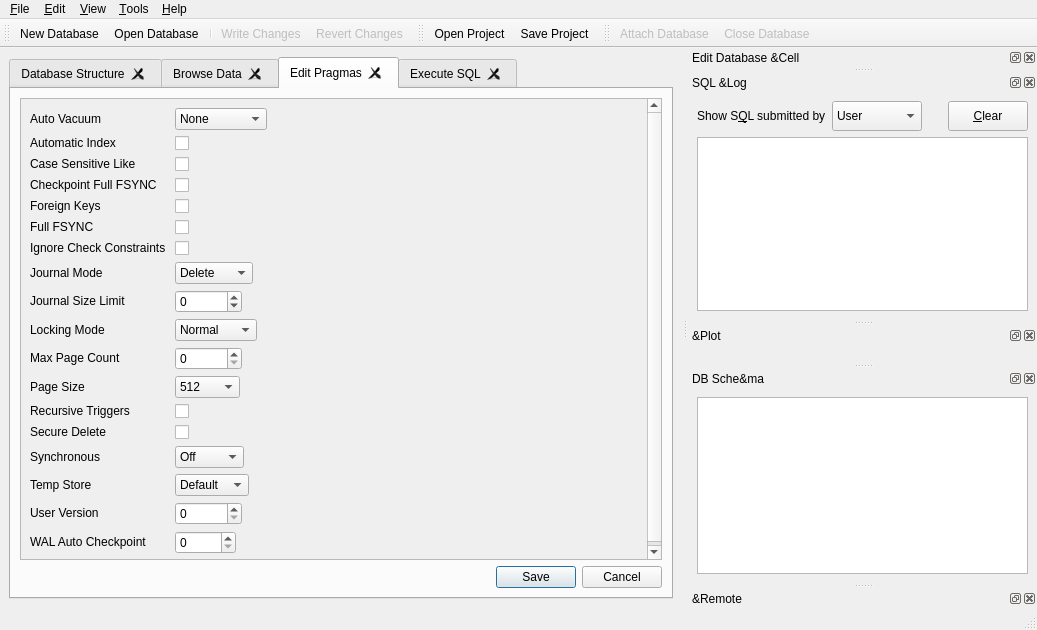
The window that src/MainWindow.ui (sqlitebrowser/sqlitebrowser) describes before a commit, drawn with Qt 5.
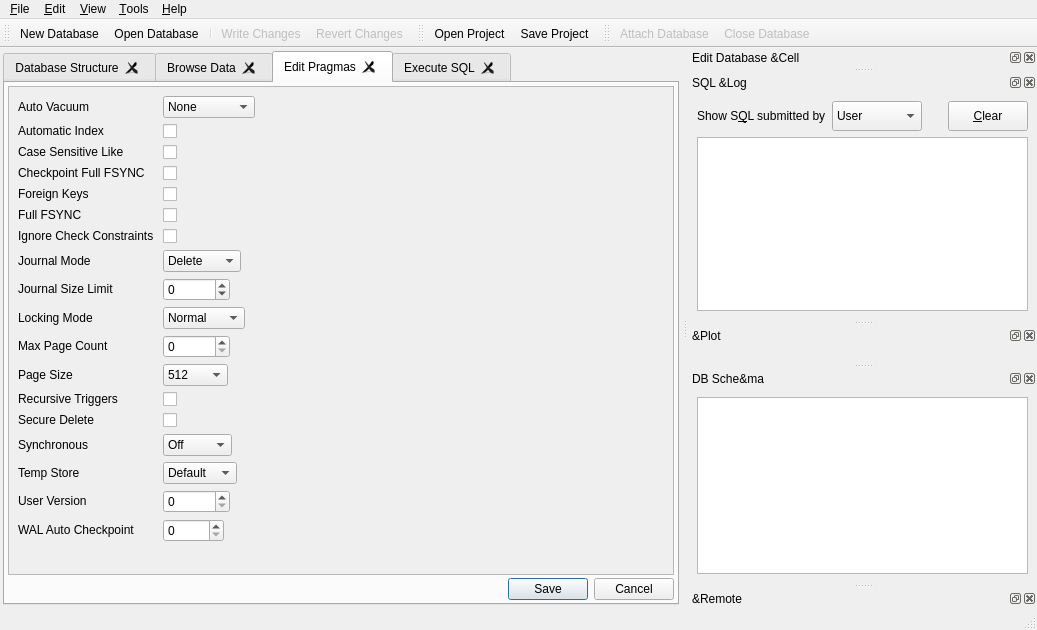
The same window after the commit. The open tabs and pages were chosen to show the change. Icons and pictures are not drawn. Custom widgets are drawn as their Qt base class.

Commit message:
Reduce (and unify) margins in the main tabs and in Execute SQL widgets
The margins have been set to 3 for the layouts of all the main tabs. It has
been generally reduced from the default (9), except for the DB Structure
which was set to 0 and now has been increased to 3 for uniformity with the
other tabs.

The margins of interior widgets in Execute SQL tab has also been reduced to
3 from the default.

See issues #1762 and #620.

```diff
--- a/src/MainWindow.ui
+++ b/src/MainWindow.ui
@@ -19,6 +19,21 @@
   </property>
   <widget class="QWidget" name="centralwidget">
    <layout class="QVBoxLayout" name="verticalLayout_7">
+    <property name="spacing">
+     <number>3</number>
+    </property>
+    <property name="leftMargin">
+     <number>3</number>
+    </property>
+    <property name="topMargin">
+     <number>3</number>
+    </property>
+    <property name="rightMargin">
+     <number>3</number>
+    </property>
+    <property name="bottomMargin">
+     <number>3</number>
+    </property>
     <item>
      <widget class="QTabWidget" name="mainTab">
       <property name="currentIndex">
@@ -340,6 +355,21 @@
         <string>Edit Pragmas</string>
        </attribute>
        <layout class="QVBoxLayout" name="verticalLayout_4">
+        <property name="spacing">
+         <number>3</number>
+        </property>
+        <property name="leftMargin">
+         <number>3</number>
+        </property>
+        <property name="topMargin">
+         <number>3</number>
+        </property>
+        <property name="rightMargin">
+         <number>3</number>
+        </property>
+        <property name="bottomMargin">
+         <number>3</number>
+        </property>
         <item>
          <widget class="QScrollArea" name="scrollareaPragmas">
           <property name="widgetResizable">
@@ -350,8 +380,8 @@
             <rect>
              <x>0</x>
              <y>0</y>
-             <width>572</width>
-             <height>510</height>
+             <width>596</width>
+             <height>526</height>
             </rect>
            </property>
            <layout class="QFormLayout" name="formLayout">
```
Left out of the diff: 37 changed lines with no effect on the pictures. The commit also changes 1 other file.
